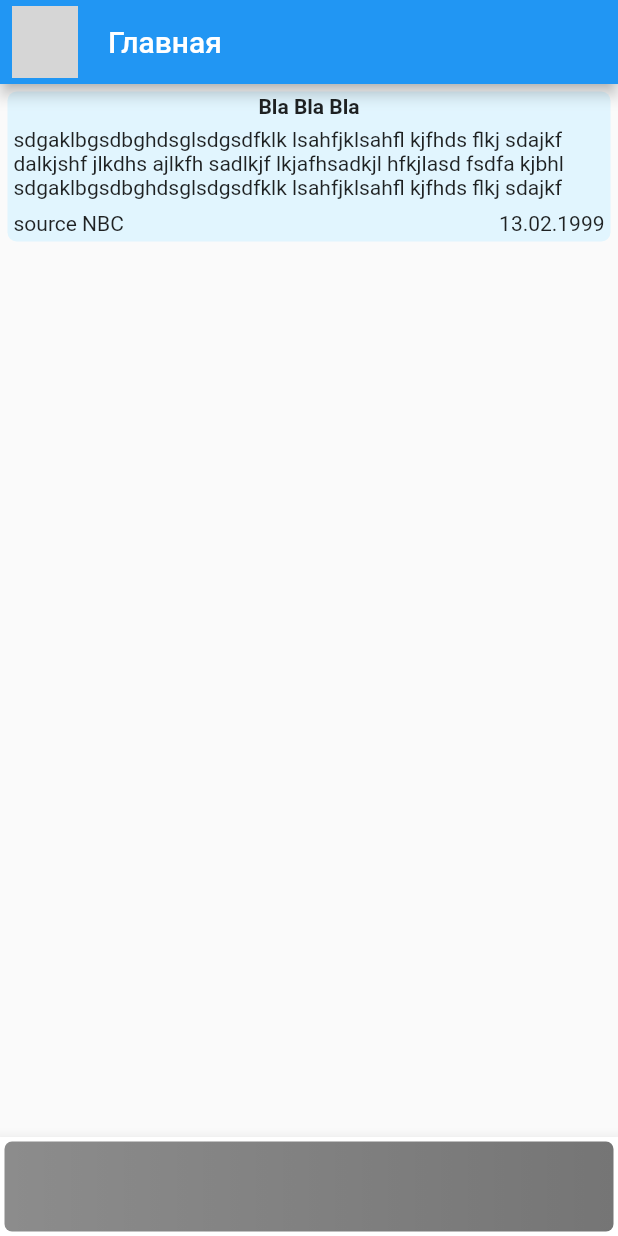
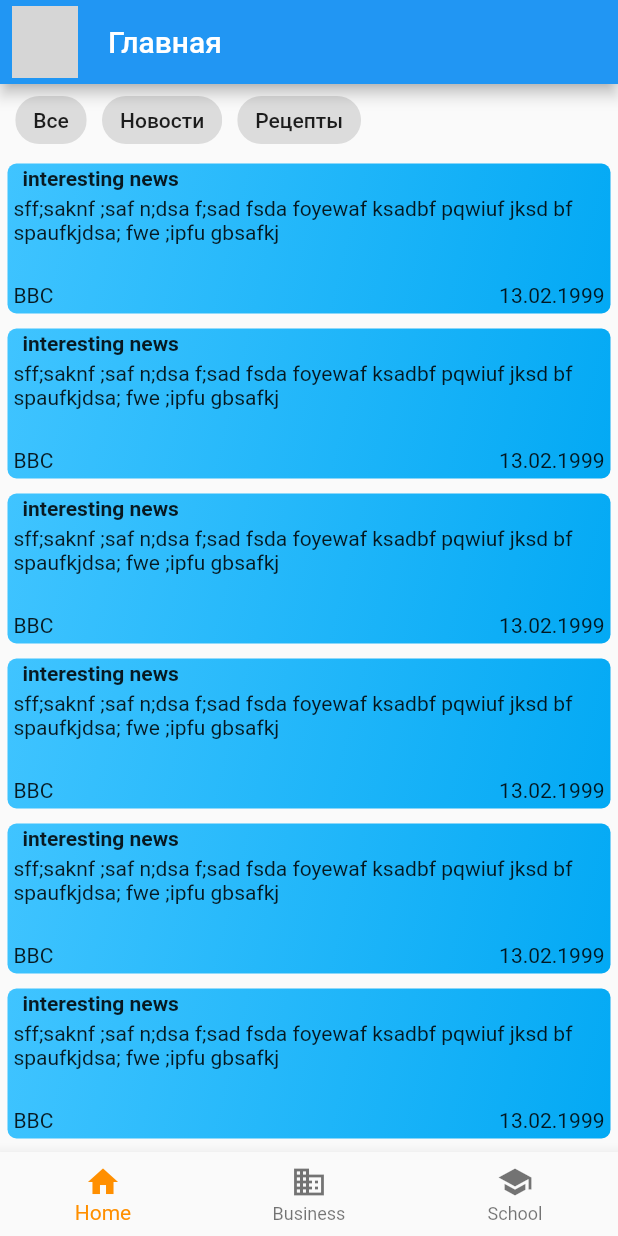
Before and after one commit to mtopsib/pharmacy_app, a Flutter app: the screen it shows after launch, on a phone screen of 412 x 824 dp. Run offline on Flutter 3.47's test engine with Material 2 defaults, Android fonts, the phone set to English and light mode, and no system bars; network calls fail; grey boxes are pictures that could not be loaded.

Commit message:
Update mainPage

```diff
--- /dev/null
+++ b/lib/NewsListView.dart
@@ -0,0 +1,19 @@
+import 'package:flutter/material.dart';
+
+class NewsListView extends StatefulWidget{
+  @override
+  State<StatefulWidget> createState() {
+    // TODO: implement createState
+    return null;
+  }
+
+}
+
+class newsListViewState extends State<NewsListView>{
+  @override
+  Widget build(BuildContext context) {
+    // TODO: implement build
+    return null;
+  }
+
+}
--- a/lib/NewsWidget.dart
+++ b/lib/NewsWidget.dart
@@ -27,17 +27,23 @@ class _NewsWidgetState extends State<NewsWidget>{
       decoration: BoxDecoration(
         color: Colors.lightBlue[50],
         borderRadius: BorderRadius.circular(6),
+        gradient: LinearGradient(
+          begin: Alignment.topLeft,
+          end: Alignment.bottomRight,
+          colors: [Colors.lightBlueAccent, Colors.lightBlue]
+        )
       ),
       height: 100.0,
       child: Column(
         children: <Widget>[
           Container(
+            alignment: Alignment(-1.0, 0.0),
             child: Text(
                 titleText,
                 style: TextStyle(fontWeight: FontWeight.bold),
-                textAlign: TextAlign.left
+                textAlign: TextAlign.start,
             ),
-            padding: EdgeInsets.all(2),
+            padding: EdgeInsets.fromLTRB(10, 2, 0, 0),
           ),
           Expanded(
             child: Container(
@@ -46,7 +52,7 @@ class _NewsWidgetState extends State<NewsWidget>{
                   maxLines: 3,
               ),
               alignment: Alignment.topLeft,
-              padding: EdgeInsets.all(4),
+              padding: EdgeInsets.all(4)
             ),
 
           ),
--- a/lib/main.dart
+++ b/lib/main.dart
@@ -11,6 +11,8 @@ class MainPage extends StatelessWidget {
 }
 
 class MyMaterialApp extends StatelessWidget{
+  int _selectedIndex = 0;
+
   @override
   Widget build(BuildContext context) {
     return MaterialApp(
@@ -29,46 +31,87 @@ class MyMaterialApp extends StatelessWidget{
                   ),
                 ),
               )
-
-
           ),
 
-          body: Container(
-            child: Column(
-              children: <Widget>[
-                NewsWidget(
-                  titleText: 'Bla Bla Bla',
-                  bodyText: 'sdgaklbgsdbghdsglsdgsdfklk lsahfjklsahfl kjfhds flkj sdajkf dalkjshf jlkdhs ajlkfh sadlkjf lkjafhsadkjl hfkjlasd fsdfa kjbhl sdgaklbgsdbghdsglsdgsdfklk lsahfjklsahfl kjfhds flkj sdajkf dalkjshf jlkdhs ajlkfh sadlkjf lkjafhsadkjl hfkjlasd fsdfa kjbhl sdgaklbgsdbghdsglsdgsdfklk lsahfjklsahfl kjfhds flkj sdajkf dalkjshf jlkdhs ajlkfh sadlkjf lkjafhsadkjl hfkjlasd fsdfa kjbhl',
-                  botSource: 'source NBC',
-                  date: '13.02.1999',
-                ),
+          body: _bodyWidget(),
 
-              ],
-            ),
+          bottomNavigationBar: BottomNavigationBar(
+            items: const <BottomNavigationBarItem>[
+              BottomNavigationBarItem(
+                icon: Icon(Icons.home),
+                title: Text('Home'),
+              ),
+              BottomNavigationBarItem(
+                icon: Icon(Icons.business),
+                title: Text('Business'),
+              ),
+              BottomNavigationBarItem(
+                icon: Icon(Icons.school),
+                title: Text('School'),
+              ),
+            ],
+            currentIndex: _selectedIndex,
+            selectedItemColor: Colors.amber[800],
+            onTap: _onItemTapped,
           ),
-
-          bottomNavigationBar: BottomAppBar(
-            shape: const CircularNotchedRectangle(),
-            child: Container(
-              height: 60.0,
-              margin: EdgeInsets.all(3),
-              decoration: BoxDecoration(
-                  gradient: LinearGradient(
-                    begin: Alignment.centerLeft,
-                    end: Alignment.centerRight,
-                    colors: [Colors.black45, Colors.black54],
-                    tileMode: TileMode.mirror,
-                  ),
-                  borderRadius: BorderRadius.circular(5.0)
-              ),
-              child: Row(
-                children: <Widget>[
-                ],
-              ),
-            ),
-          )
       ),
     );
   }
 
+  void _onItemTapped(int index){
+      _selectedIndex = index;
+      print(_selectedIndex);
+  }
+
+  Widget _bodyWidget(){
+    return Container(
+      child: Column(
+        children: <Widget>[
+          Container(
+            child: Row(
+              children: <Widget>[
+                Container(
+                  margin: EdgeInsets.only(left: 10, right: 10),
+                  child: Chip(
+                      label: Text('Все'),
+                    autofocus: true,
+                  ),
+                ),
+                Container(
+                  margin: EdgeInsets.only(right: 10),
+                  child: Chip(
+                      label: Text('Новости')
+                  ),
+                ),
+                Container(
+                  child: Chip(
+                      label: Text('Рецепты')
+                  ),
+                ),
+              ],
+            ),
+          ),
+          Container(
+            child: Expanded(
+              child: _buildNewsList(),
+            )
+          ),
+        ],
+      ),
+    );
+  }
+
+  Widget _buildNewsList(){
+    return ListView.builder(
+      itemBuilder: (context, position) {
+        return NewsWidget(
+          titleText: 'interesting news',
+          bodyText: 'sff;saknf ;saf n;dsa f;sad fsda foyewaf ksadbf pqwiuf jksd bf spaufkjdsa; fwe ;ipfu gbsafkj ',
+          botSource: "BBC",
+          date: '13.02.1999',
+        );
+      },
+    );
+  }
+
 }
```
